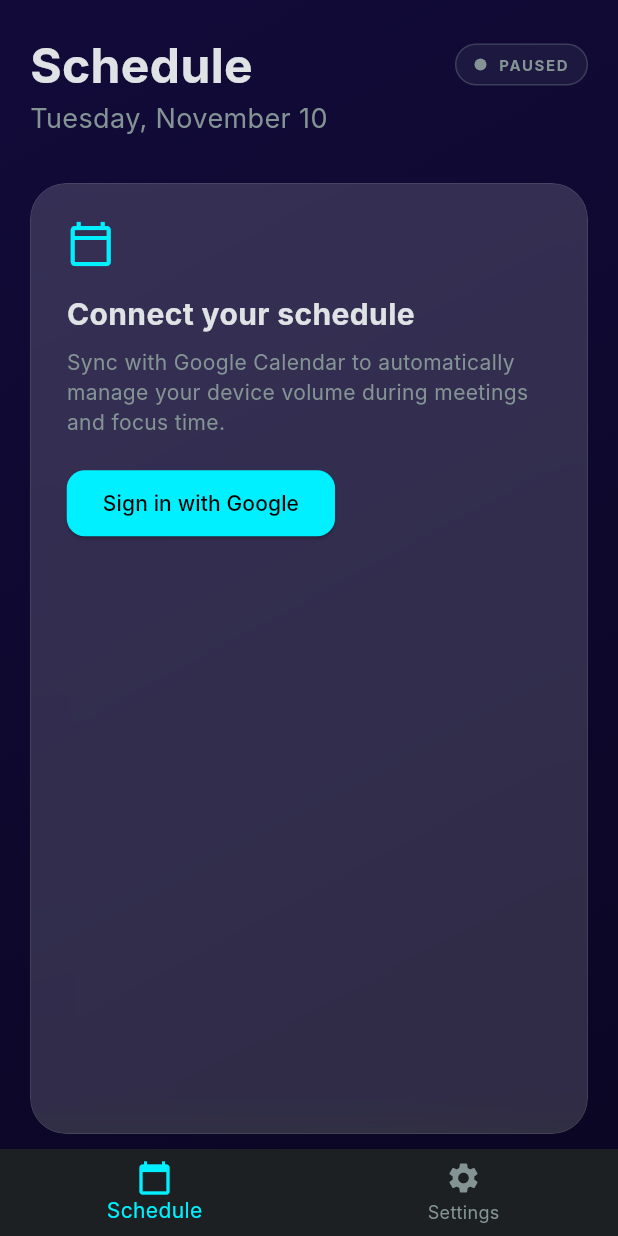
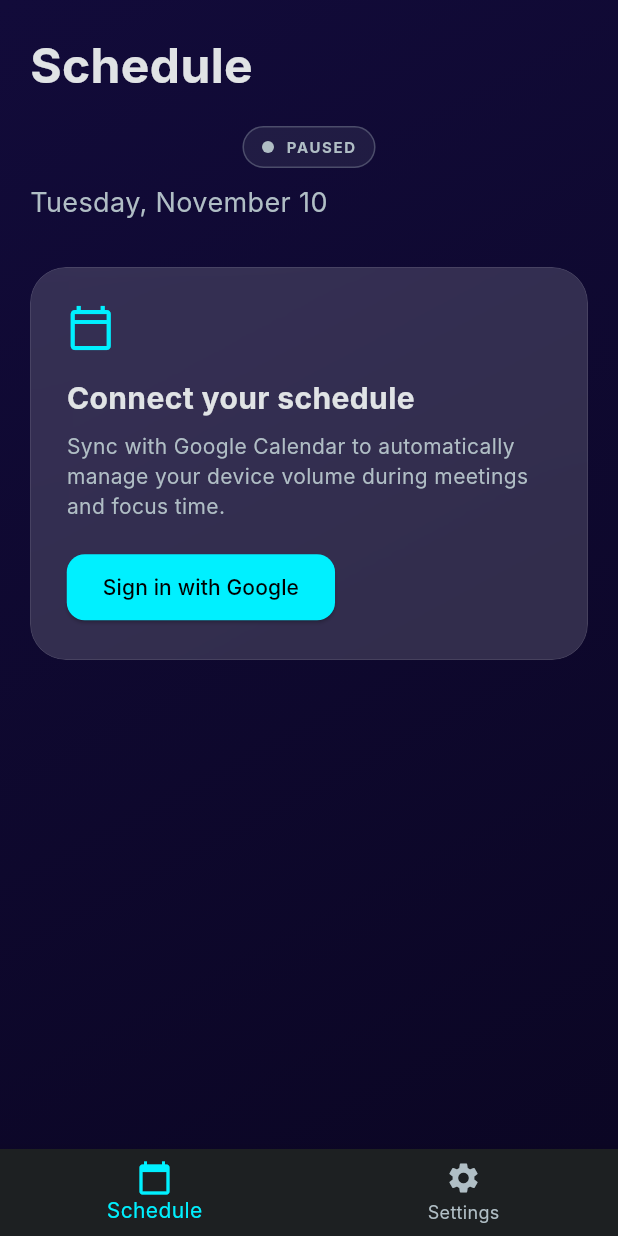
Before and after one commit to Shir0o/auto-vol, a Flutter app: the MainScreen screen opened directly, on a phone screen of 412 x 824 dp. Run offline on Flutter 3.47's test engine with Material 3 defaults, Android fonts, the light colour scheme and no system bars; our stand-ins replace flutter_dotenv, flutter_riverpod, google_sign_in, permission_handler, riverpod_annotation, shared_preferences and 1 more; missing offline and left inert: do_not_disturb, flutter_foreground_task, flutter_volume_controller, googleapis, workmanager; accounts and stored records are empty; generated files the repository leaves out were written again; Roboto replaces fonts that are missing (Inter); statements that could not run were skipped.

Commit message:
fix(ui): resolve layout overflow, text contrast, and tap targets (#25)

```diff
--- a/analysis_options.yaml
+++ b/analysis_options.yaml
@@ -7,6 +7,11 @@
 
 # The following line activates a set of recommended lints for Flutter apps,
 # packages, and plugins designed to encourage good coding practices.
+analyzer:
+  exclude:
+    - build/**
+    - android/**
+    - ios/**
 include: package:flutter_lints/flutter.yaml
 
 linter:
--- a/lib/core/theme/vocus_theme.dart
+++ b/lib/core/theme/vocus_theme.dart
@@ -8,7 +8,7 @@ class VocusColors {
   static const onBackground = Color(0xFFE0E3E5);
   static const onSurface = Color(0xFFE0E3E5);
   static const onPrimary = Color(0xFF00363A);
-  static const outline = Color(0xFF849495);
+  static const outline = Color(0xFFB0BEC5);
   static const surfaceVariant = Color(0xFF323537);
 
   static const deepSpaceGradient = LinearGradient(
--- a/lib/features/main_screen.dart
+++ b/lib/features/main_screen.dart
@@ -1,3 +1,4 @@
+import 'package:vocus/core/theme/vocus_theme.dart';
 import 'package:vocus/features/schedule/screens/schedule_screen.dart';
 import 'package:vocus/features/settings/screens/settings_screen.dart';
 import 'package:flutter/material.dart';
@@ -25,6 +26,7 @@ class MainScreen extends ConsumerWidget {
     return Scaffold(
       body: screens[selectedIndex],
       bottomNavigationBar: BottomNavigationBar(
+        backgroundColor: VocusColors.surface,
         currentIndex: selectedIndex,
         onTap: (index) => ref.read(selectedIndexProvider.notifier).set(index),
         type: BottomNavigationBarType.fixed,
--- a/lib/features/schedule/screens/schedule_screen.dart
+++ b/lib/features/schedule/screens/schedule_screen.dart
@@ -40,31 +40,39 @@ class ScheduleScreen extends ConsumerWidget {
             ),
           ),
           SafeArea(
-            child: Column(
+            child: authState.when(
+              loading: () => Column(
                 crossAxisAlignment: CrossAxisAlignment.start,
                 children: [
                   _buildHeader(ref, automationStatus),
-                if (hasMissingPermissions) _buildMissingPermissionsBanner(ref),
-                Expanded(
-                  child: authState.when(
-                    loading: () => _buildSkeletonLoader(),
+                  if (hasMissingPermissions)
+                    _buildMissingPermissionsBanner(ref),
+                  Expanded(child: _buildSkeletonLoader()),
+                ],
+              ),
               error: (err, _) => Center(child: Text('Auth Error: $err')),
               data: (user) {
                 if (user == null) {
-                        return Padding(
+                  return ListView(
+                    children: [
+                      _buildHeader(ref, automationStatus),
+                      if (hasMissingPermissions)
+                        _buildMissingPermissionsBanner(ref),
+                      Padding(
                         padding: const EdgeInsets.symmetric(
                           horizontal: 20.0,
                           vertical: 10,
                         ),
                         child: _buildOnboardingCard(ref),
+                      ),
+                    ],
                   );
                 }
 
                 final eventsAsync = ref.watch(calendarEventsProvider);
                 return eventsAsync.when(
                   data: (events) {
-                          final rules =
-                              ref.watch(volumeRulesProvider).value ?? [];
+                    final rules = ref.watch(volumeRulesProvider).value ?? [];
                     return RefreshIndicator(
                       onRefresh: () async =>
                           ref.invalidate(calendarEventsProvider),
@@ -76,17 +84,23 @@ class ScheduleScreen extends ConsumerWidget {
                         events,
                         rules,
                         automationStatus,
+                        hasMissingPermissions,
                       ),
                     );
                   },
-                        loading: () => _buildSkeletonLoader(),
+                  loading: () => Column(
+                    crossAxisAlignment: CrossAxisAlignment.start,
+                    children: [
+                      _buildHeader(ref, automationStatus),
+                      if (hasMissingPermissions)
+                        _buildMissingPermissionsBanner(ref),
+                      Expanded(child: _buildSkeletonLoader()),
+                    ],
+                  ),
                   error: (err, stack) =>
                       Center(child: Text('Schedule Error: $err')),
                 );
               },
-                  ),
-                ),
-              ],
             ),
           ),
         ],
@@ -100,8 +114,11 @@ class ScheduleScreen extends ConsumerWidget {
       child: Column(
         crossAxisAlignment: CrossAxisAlignment.start,
         children: [
-          Row(
-            mainAxisAlignment: MainAxisAlignment.spaceBetween,
+          Wrap(
+            alignment: WrapAlignment.spaceBetween,
+            crossAxisAlignment: WrapCrossAlignment.center,
+            spacing: 8,
+            runSpacing: 8,
             children: [
               const Text(
                 'Schedule',
@@ -130,9 +147,18 @@ class ScheduleScreen extends ConsumerWidget {
 
   Widget _buildStatusBadge(WidgetRef ref, AutomationStatus status) {
     final color = status.isEnabled ? VocusColors.primary : VocusColors.outline;
-    return GestureDetector(
+    return Semantics(
+      button: true,
+      label: status.isEnabled
+          ? 'Automation active, tap to pause'
+          : 'Automation paused, tap to activate',
+      child: InkWell(
         onTap: () =>
             ref.read(automationEnabledProvider.notifier).set(!status.isEnabled),
+        borderRadius: BorderRadius.circular(20),
+        child: ConstrainedBox(
+          constraints: const BoxConstraints(minWidth: 48, minHeight: 48),
+          child: Center(
             child: Container(
               padding: const EdgeInsets.symmetric(horizontal: 12, vertical: 6),
               decoration: BoxDecoration(
@@ -146,7 +172,10 @@ class ScheduleScreen extends ConsumerWidget {
                   Container(
                     width: 8,
                     height: 8,
-              decoration: BoxDecoration(color: color, shape: BoxShape.circle),
+                    decoration: BoxDecoration(
+                      color: color,
+                      shape: BoxShape.circle,
+                    ),
                   ),
                   const SizedBox(width: 8),
                   Text(
@@ -159,6 +188,9 @@ class ScheduleScreen extends ConsumerWidget {
                     ),
                   ),
                 ],
+              ),
+            ),
+          ),
         ),
       ),
     );
@@ -195,6 +227,7 @@ class ScheduleScreen extends ConsumerWidget {
                       style: const TextStyle(
                         fontSize: 13,
                         fontWeight: FontWeight.w500,
+                        color: VocusColors.onSurface,
                       ),
                     ),
                     Text(
@@ -442,9 +475,18 @@ class ScheduleScreen extends ConsumerWidget {
     List<CalendarEvent> events,
     List<VolumeRule> rules,
     AutomationStatus automationStatus,
+    bool hasMissingPermissions,
   ) {
     if (events.isEmpty) {
-      return Center(
+      return CustomScrollView(
+        physics: const AlwaysScrollableScrollPhysics(),
+        slivers: [
+          SliverToBoxAdapter(child: _buildHeader(ref, automationStatus)),
+          if (hasMissingPermissions)
+            SliverToBoxAdapter(child: _buildMissingPermissionsBanner(ref)),
+          SliverFillRemaining(
+            hasScrollBody: false,
+            child: Center(
               child: Column(
                 mainAxisAlignment: MainAxisAlignment.center,
                 children: [
@@ -460,6 +502,9 @@ class ScheduleScreen extends ConsumerWidget {
                   ),
                 ],
               ),
+            ),
+          ),
+        ],
       );
     }
 
@@ -475,11 +520,16 @@ class ScheduleScreen extends ConsumerWidget {
 
     final sortedDates = groupedEvents.keys.toList()..sort();
 
-    return ListView.builder(
+    return CustomScrollView(
       physics: const AlwaysScrollableScrollPhysics(),
+      slivers: [
+        SliverToBoxAdapter(child: _buildHeader(ref, automationStatus)),
+        if (hasMissingPermissions)
+          SliverToBoxAdapter(child: _buildMissingPermissionsBanner(ref)),
+        SliverPadding(
           padding: const EdgeInsets.symmetric(vertical: 10),
-      itemCount: sortedDates.length,
-      itemBuilder: (context, index) {
+          sliver: SliverList(
+            delegate: SliverChildBuilderDelegate((context, index) {
               final date = sortedDates[index];
               final dayEvents = groupedEvents[date]!;
               return Column(
@@ -499,7 +549,10 @@ class ScheduleScreen extends ConsumerWidget {
                   const SizedBox(height: 16),
                 ],
               );
-      },
+            }, childCount: sortedDates.length),
+          ),
+        ),
+      ],
     );
   }
 
@@ -519,7 +572,9 @@ class ScheduleScreen extends ConsumerWidget {
 
     return Padding(
       padding: const EdgeInsets.symmetric(horizontal: 20, vertical: 12),
-      child: Row(
+      child: Wrap(
+        crossAxisAlignment: WrapCrossAlignment.center,
+        spacing: 8,
         children: [
           Text(
             dayLabel.toUpperCase(),
@@ -530,7 +585,6 @@ class ScheduleScreen extends ConsumerWidget {
               color: VocusColors.primary,
             ),
           ),
-          const SizedBox(width: 8),
           Text(
             '• ${DateFormat('MMMM d').format(date)}',
             style: const TextStyle(
@@ -653,7 +707,9 @@ class ScheduleScreen extends ConsumerWidget {
                         ],
                       ),
                       const SizedBox(height: 4),
-                      Row(
+                      Wrap(
+                        crossAxisAlignment: WrapCrossAlignment.center,
+                        spacing: 8,
                         children: [
                           Text(
                             event.isAllDay
@@ -664,8 +720,7 @@ class ScheduleScreen extends ConsumerWidget {
                               color: VocusColors.outline,
                             ),
                           ),
-                          if (isActive) ...[
-                            const SizedBox(width: 8),
+                          if (isActive)
                             const Text(
                               '• NOW',
                               style: TextStyle(
@@ -674,7 +729,6 @@ class ScheduleScreen extends ConsumerWidget {
                                 color: VocusColors.primary,
                               ),
                             ),
-                          ],
                         ],
                       ),
                       if (targetVolume != null)
```
Also changed, not shown: 2 other files. Lines whose indentation alone changed are shown as unchanged.
